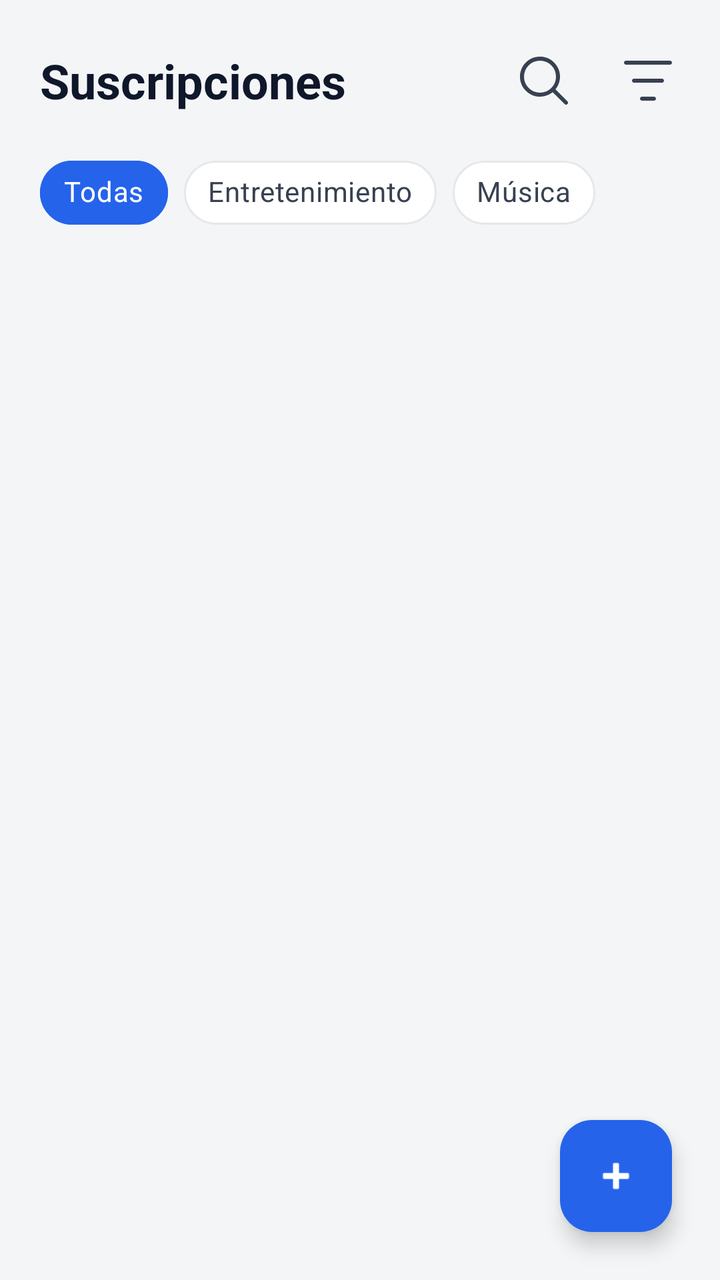
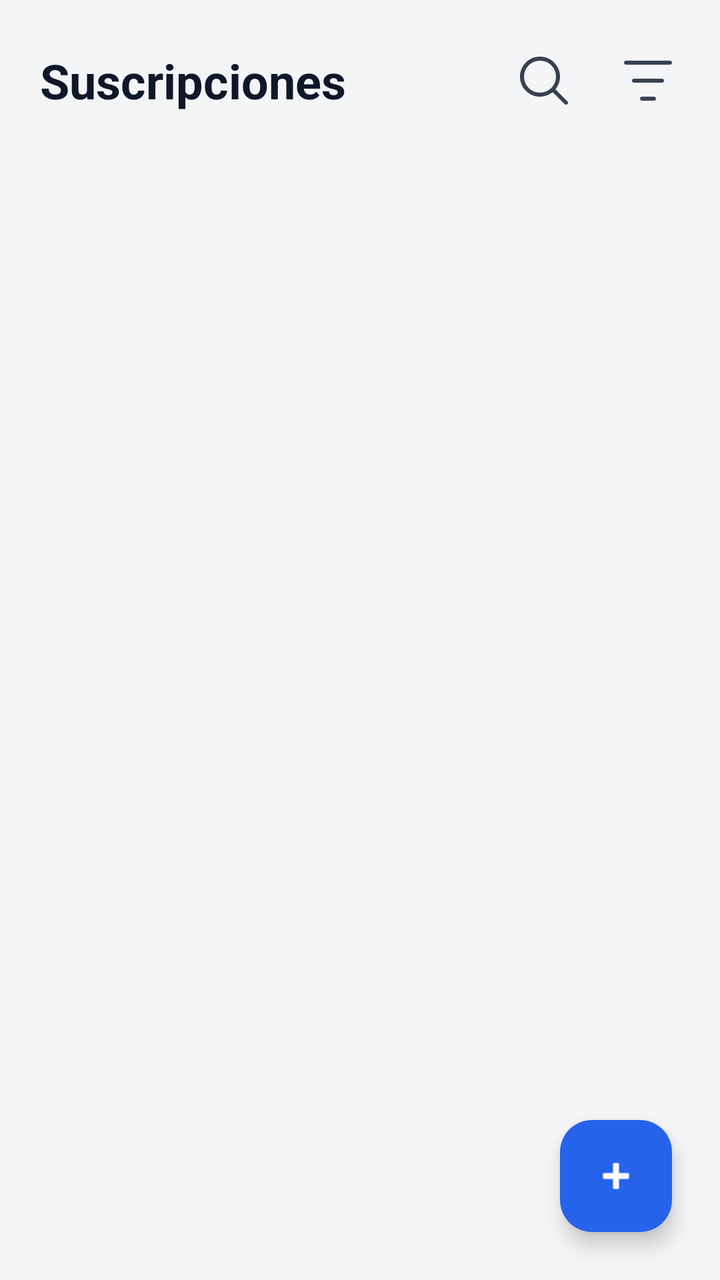

Two renders of the same Android screen: before a commit and after it. Below are the layout's source before the change and the commit's diff.
<!-- AndroidManifest.xml: application theme Theme.SubManager -->
<!-- res/layout/fragment_suscripciones.xml -->
<?xml version="1.0" encoding="utf-8"?>
<androidx.constraintlayout.widget.ConstraintLayout
    xmlns:android="http://schemas.android.com/apk/res/android"
    xmlns:app="http://schemas.android.com/apk/res-auto"
    xmlns:tools="http://schemas.android.com/tools"
    android:layout_width="match_parent"
    android:layout_height="match_parent"
    android:background="@color/background"> <TextView
    android:id="@+id/tvTituloSuscripciones"
    android:layout_width="wrap_content"
    android:layout_height="wrap_content"
    android:layout_marginStart="20dp"
    android:layout_marginTop="24dp"
    android:text="Suscripciones"
    android:textColor="@color/text_primary" android:textSize="24sp"
    android:textStyle="bold"
    app:layout_constraintStart_toStartOf="parent"
    app:layout_constraintTop_toTopOf="parent" />

    <ImageButton
        android:id="@+id/btnFiltro"
        android:layout_width="48dp"
        android:layout_height="48dp"
        android:layout_marginEnd="12dp"
        android:background="?attr/selectableItemBackgroundBorderless"
        android:src="@drawable/ic_filter"
        android:padding="12dp"
        android:scaleType="fitCenter"
        app:tint="@color/text_secondary" app:layout_constraintBottom_toBottomOf="@id/tvTituloSuscripciones"
        app:layout_constraintEnd_toEndOf="parent"
        app:layout_constraintTop_toTopOf="@id/tvTituloSuscripciones" />

    <ImageButton
        android:id="@+id/btnBuscar"
        android:layout_width="48dp"
        android:layout_height="48dp"
        android:layout_marginEnd="4dp"
        android:background="?attr/selectableItemBackgroundBorderless"
        android:src="@drawable/ic_search"
        android:padding="12dp"
        android:scaleType="fitCenter"
        app:tint="@color/text_secondary" app:layout_constraintBottom_toBottomOf="@id/tvTituloSuscripciones"
        app:layout_constraintEnd_toStartOf="@id/btnFiltro"
        app:layout_constraintTop_toTopOf="@id/tvTituloSuscripciones" />

    <HorizontalScrollView
        android:id="@+id/hsvCategorias"
        android:layout_width="match_parent"
        android:layout_height="wrap_content"
        android:layout_marginTop="16dp"
        android:clipToPadding="false"
        android:paddingHorizontal="20dp"
        android:scrollbars="none"
        app:layout_constraintTop_toBottomOf="@id/tvTituloSuscripciones">

        <com.google.android.material.chip.ChipGroup
            android:id="@+id/cgCategorias"
            android:layout_width="wrap_content"
            android:layout_height="wrap_content"
            app:singleSelection="true"
            app:selectionRequired="true">

            <com.google.android.material.chip.Chip
                android:id="@+id/chipTodas"
                style="@style/Widget.MaterialComponents.Chip.Choice"
                android:layout_width="wrap_content"
                android:layout_height="wrap_content"
                android:checked="true"
                android:text="Todas"
                app:chipBackgroundColor="@color/selector_chip_bg"
                android:textColor="@color/selector_chip_text"
                app:chipStrokeColor="@color/selector_chip_stroke"
                app:chipStrokeWidth="1dp"
                app:checkedIconVisible="false" />

            <com.google.android.material.chip.Chip
                android:id="@+id/chipEntretenimiento"
                style="@style/Widget.MaterialComponents.Chip.Choice"
                android:layout_width="wrap_content"
                android:layout_height="wrap_content"
                android:text="Entretenimiento"
                app:chipBackgroundColor="@color/selector_chip_bg"
                android:textColor="@color/selector_chip_text"
                app:chipStrokeColor="@color/selector_chip_stroke"
                app:chipStrokeWidth="1dp"
                app:checkedIconVisible="false" />

            <com.google.android.material.chip.Chip
                android:id="@+id/chipMusica"
                style="@style/Widget.MaterialComponents.Chip.Choice"
                android:layout_width="wrap_content"
                android:layout_height="wrap_content"
                android:text="Música"
                app:chipBackgroundColor="@color/selector_chip_bg"
                android:textColor="@color/selector_chip_text"
                app:chipStrokeColor="@color/selector_chip_stroke"
                app:chipStrokeWidth="1dp"
                app:checkedIconVisible="false" />

        </com.google.android.material.chip.ChipGroup>
    </HorizontalScrollView>

    <androidx.recyclerview.widget.RecyclerView
        android:id="@+id/rvSuscripciones"
        android:layout_width="match_parent"
        android:layout_height="0dp"
        android:layout_marginTop="12dp"
        android:clipToPadding="false"
        android:paddingBottom="80dp"
        app:layout_constraintBottom_toBottomOf="parent"
        app:layout_constraintTop_toBottomOf="@id/hsvCategorias" />

    <com.google.android.material.floatingactionbutton.FloatingActionButton
        android:id="@+id/fabAgregar"
        android:layout_width="wrap_content"
        android:layout_height="wrap_content"
        android:layout_marginEnd="24dp"
        android:layout_marginBottom="24dp"
        android:src="@android:drawable/ic_input_add"
        app:backgroundTint="@color/primary" app:tint="@color/text_on_primary" app:layout_constraintBottom_toBottomOf="parent"
        app:layout_constraintEnd_toEndOf="parent" />

</androidx.constraintlayout.widget.ConstraintLayout>
<!-- resources referenced by this layout -->
<resources>
  <color name="background">#F4F5F7</color>
  <color name="primary">#2563EB</color>
  <color name="text_on_primary">#FFFFFF</color>
  <color name="text_primary">#0F172A</color>
  <color name="text_secondary">#374151</color>
  <!-- drawable ic_filter (drawable) -->
  <vector xmlns:android="http://schemas.android.com/apk/res/android"
      android:width="512dp"
      android:height="512dp"
      android:viewportWidth="24"
      android:viewportHeight="24">
    <path
        android:fillColor="#FF000000"
        android:pathData="M24,3c0,0.55 -0.45,1 -1,1L1,4c-0.55,0 -1,-0.45 -1,-1s0.45,-1 1,-1L23,2c0.55,0 1,0.45 1,1ZM15,20h-6c-0.55,0 -1,0.45 -1,1s0.45,1 1,1h6c0.55,0 1,-0.45 1,-1s-0.45,-1 -1,-1ZM19,11L5,11c-0.55,0 -1,0.45 -1,1s0.45,1 1,1h14c0.55,0 1,-0.45 1,-1s-0.45,-1 -1,-1Z"/>
  </vector>
  <!-- drawable ic_search (drawable) -->
  <vector xmlns:android="http://schemas.android.com/apk/res/android"
      android:width="512dp"
      android:height="512dp"
      android:viewportWidth="24"
      android:viewportHeight="24">
    <path
        android:fillColor="#FF000000"
        android:pathData="M23.707,22.293l-5.969,-5.969a10.016,10.016 0,1 0,-1.414 1.414l5.969,5.969a1,1 0,0 0,1.414 -1.414ZM10,18a8,8 0,1 1,8 -8A8.009,8.009 0,0 1,10 18Z"/>
  </vector>
  <style name="Theme.SubManager" parent="Base.Theme.SubManager" />
  <style name="Base.Theme.SubManager" parent="Theme.Material3.DayNight.NoActionBar">
          <item name="colorPrimary">@color/primary</item>
          <item name="colorPrimaryVariant">@color/primary_dark</item>
          <item name="colorOnPrimary">@color/text_on_primary</item>
          <item name="colorSecondary">@color/accent_purple</item>
          <item name="colorSecondaryVariant">@color/accent_pink</item>
          <item name="colorOnSecondary">@color/text_on_primary</item>
          <item name="android:colorBackground">@color/background</item>
          <item name="colorSurface">@color/surface</item>
          <item name="colorOnSurface">@color/text_primary</item>
          <item name="colorError">@color/error</item>
          <item name="android:statusBarColor">@color/background</item>
          <item name="android:windowLightStatusBar">true</item>
          <item name="android:navigationBarColor">@color/surface</item>
          <item name="android:windowLightNavigationBar">true</item>
          <item name="elevationOverlayEnabled">false</item>
      </style>
  <color name="primary_dark">#1D4ED8</color>
  <color name="accent_purple">#7C3AED</color>
  <color name="accent_pink">#EC4899</color>
  <color name="surface">#FFFFFF</color>
  <color name="error">#DC2626</color>
</resources>

<!-- the commit's change to res/layout/fragment_suscripciones.xml (unified diff, before → after) -->
@@ -58,46 +58,7 @@
             android:layout_width="wrap_content"
             android:layout_height="wrap_content"
             app:singleSelection="true"
-            app:selectionRequired="true">
-
-            <com.google.android.material.chip.Chip
-                android:id="@+id/chipTodas"
-                style="@style/Widget.MaterialComponents.Chip.Choice"
-                android:layout_width="wrap_content"
-                android:layout_height="wrap_content"
-                android:checked="true"
-                android:text="Todas"
-                app:chipBackgroundColor="@color/selector_chip_bg"
-                android:textColor="@color/selector_chip_text"
-                app:chipStrokeColor="@color/selector_chip_stroke"
-                app:chipStrokeWidth="1dp"
-                app:checkedIconVisible="false" />
-
-            <com.google.android.material.chip.Chip
-                android:id="@+id/chipEntretenimiento"
-                style="@style/Widget.MaterialComponents.Chip.Choice"
-                android:layout_width="wrap_content"
-                android:layout_height="wrap_content"
-                android:text="Entretenimiento"
-                app:chipBackgroundColor="@color/selector_chip_bg"
-                android:textColor="@color/selector_chip_text"
-                app:chipStrokeColor="@color/selector_chip_stroke"
-                app:chipStrokeWidth="1dp"
-                app:checkedIconVisible="false" />
-
-            <com.google.android.material.chip.Chip
-                android:id="@+id/chipMusica"
-                style="@style/Widget.MaterialComponents.Chip.Choice"
-                android:layout_width="wrap_content"
-                android:layout_height="wrap_content"
-                android:text="Música"
-                app:chipBackgroundColor="@color/selector_chip_bg"
-                android:textColor="@color/selector_chip_text"
-                app:chipStrokeColor="@color/selector_chip_stroke"
-                app:chipStrokeWidth="1dp"
-                app:checkedIconVisible="false" />
-
-        </com.google.android.material.chip.ChipGroup>
+            app:selectionRequired="true" />
     </HorizontalScrollView>
 
     <androidx.recyclerview.widget.RecyclerView
